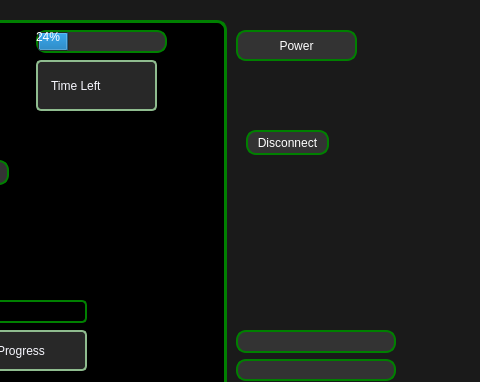
Before: the Qt Designer form FP_Code/mainwindow.ui in HIZE-Y/3004_FP, drawn with Qt 5; both pictures show x 544 to 1024 and y 0 to 382 of the 1024 by 541 pixel window.
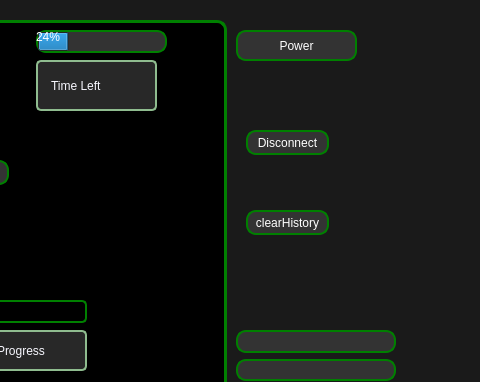
After: the same form once the commit is applied. Icons and pictures are not drawn.

```diff
--- a/FP_Code/mainwindow.ui
+++ b/FP_Code/mainwindow.ui
@@ -499,6 +499,19 @@
      </item>
     </layout>
    </widget>
+   <widget class="QPushButton" name="clearHistory">
+    <property name="geometry">
+     <rect>
+      <x>790</x>
+      <y>210</y>
+      <width>83</width>
+      <height>25</height>
+     </rect>
+    </property>
+    <property name="text">
+     <string>clearHistory</string>
+    </property>
+   </widget>
   </widget>
   <widget class="QMenuBar" name="menubar">
    <property name="geometry">
```
Left out of the diff: 9 changed lines with no effect on the pictures.
